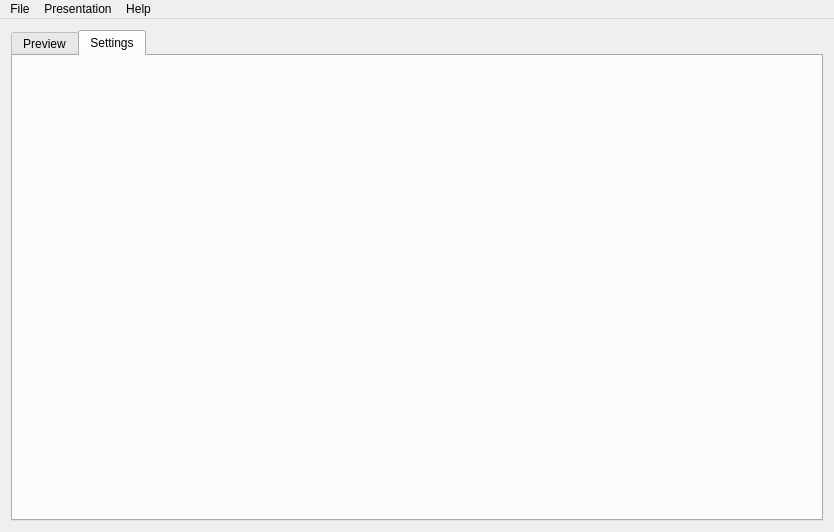
First picture: the form in mainwindow.ui, repository MrHase/Presentation, before the edit.
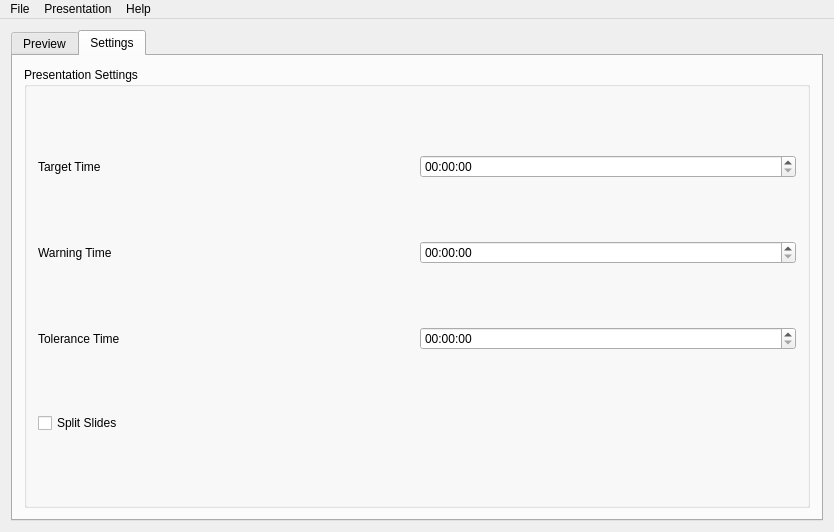
Second picture: the form after the edit. The open tabs and pages were chosen to show the change.

Commit message: added target time in settings also the progress time bar now works

```diff
--- a/mainwindow.ui
+++ b/mainwindow.ui
@@ -135,6 +135,69 @@
        <attribute name="title">
         <string>Settings</string>
        </attribute>
+       <layout class="QVBoxLayout" name="verticalLayout_5">
+        <item>
+         <widget class="QGroupBox" name="groupBox">
+          <property name="title">
+           <string>Presentation Settings</string>
+          </property>
+          <layout class="QGridLayout" name="gridLayout_2">
+           <item row="1" column="0">
+            <widget class="QLabel" name="txtlbl_warningTime">
+             <property name="text">
+              <string>Warning Time</string>
+             </property>
+            </widget>
+           </item>
+           <item row="2" column="1">
+            <widget class="QTimeEdit" name="timeEdit_2">
+             <property name="displayFormat">
+              <string>HH:mm:ss</string>
+             </property>
+            </widget>
+           </item>
+           <item row="0" column="0">
+            <widget class="QLabel" name="txtlbl_targetTime">
+             <property name="text">
+              <string>Target Time</string>
+             </property>
+            </widget>
+           </item>
+           <item row="2" column="0">
+            <widget class="QLabel" name="label">
+             <property name="text">
+              <string>Tolerance Time</string>
+             </property>
+            </widget>
+           </item>
+           <item row="0" column="1">
+            <widget class="QTimeEdit" name="timeEdit_targetTime">
+             <property name="currentSection">
+              <enum>QDateTimeEdit::MinuteSection</enum>
+             </property>
+             <property name="displayFormat">
+              <string>HH:mm:ss</string>
+             </property>
+            </widget>
+           </item>
+           <item row="1" column="1">
+            <widget class="QTimeEdit" name="timeEdit">
+             <property name="displayFormat">
+              <string>HH:mm:ss</string>
+             </property>
+            </widget>
+           </item>
+           <item row="3" column="0" colspan="2">
+            <widget class="QCheckBox" name="checkBox">
+             <property name="text">
+              <string>Split Slides</string>
+             </property>
+            </widget>
+           </item>
+          </layout>
+         </widget>
+        </item>
+       </layout>
       </widget>
      </widget>
     </item>
```
Left out of the diff: 14 changed lines with no effect on the pictures. The commit also changes 4 other files.
